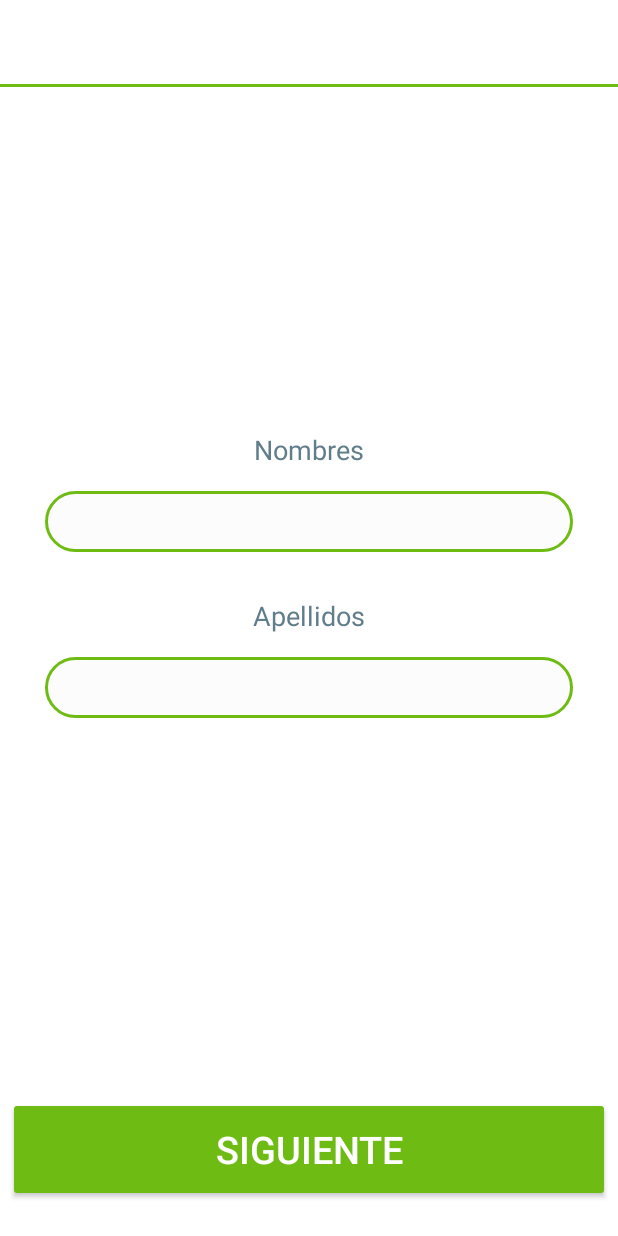
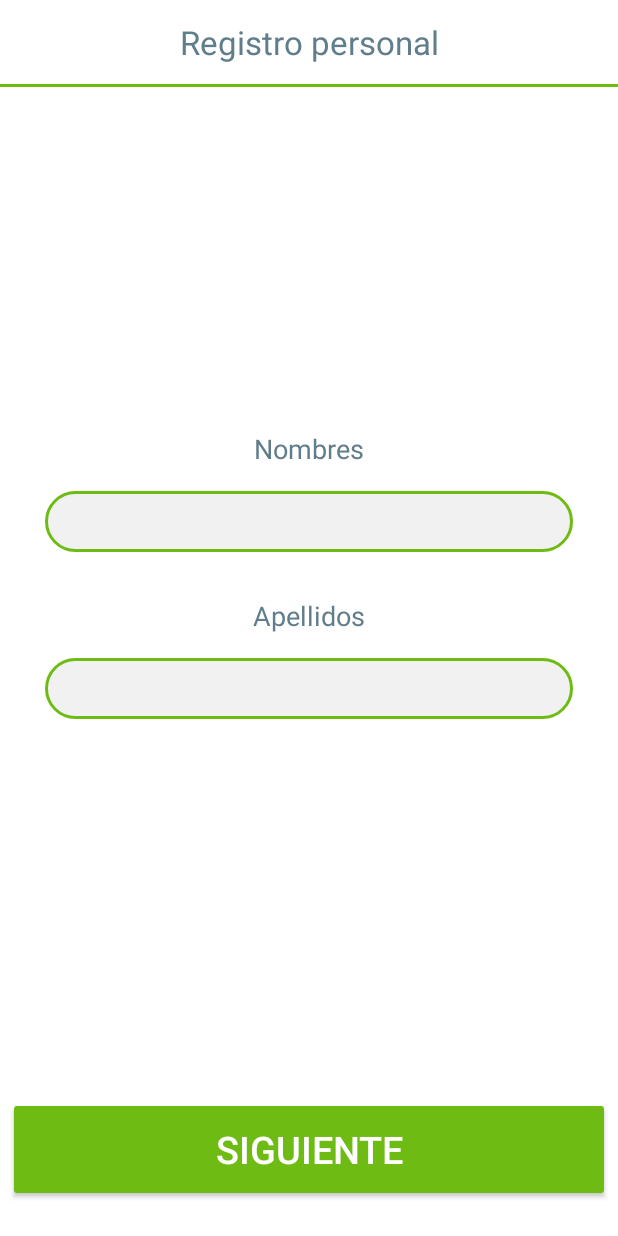
Before and after one commit to guardianempresa/GuardianRoute, an Android app: the PersonalDataActivity screen opened directly, with no data from a screen before it, on a phone screen of 412 x 824 dp. Run offline under Robolectric (Android 15) with nearby library versions, the phone set to English and light mode, and no system bars; our stand-ins replace Firebase (no records; nobody signed in at launch, a user with empty details on screens opened directly); libraries missing offline, so code that uses them is left out: es.dmoral.toasty.

Commit message:
Actualizacion codigo logueo Actualiazacion pantalla de transicion Terminada pantalla de Numero telefonico con validaciones de campo y toasty personalizados, ya sube y crea la base de datos. Actualizada pantalla de nombres y actualiza a la base de datos datadriver

```diff
--- a/app/src/main/java/com/controlderuta/guardianroute/PersonalDataActivity.java
+++ b/app/src/main/java/com/controlderuta/guardianroute/PersonalDataActivity.java
@@ -1,13 +1,120 @@
 package com.controlderuta.guardianroute;
 
+import android.content.Intent;
+import android.support.v4.content.ContextCompat;
 import android.support.v7.app.AppCompatActivity;
 import android.os.Bundle;
+import android.view.View;
+import android.widget.Button;
+import android.widget.EditText;
+import android.widget.Toast;
+
+import com.google.firebase.auth.FirebaseAuth;
+import com.google.firebase.auth.FirebaseUser;
+import com.google.firebase.database.DatabaseReference;
+import com.google.firebase.database.FirebaseDatabase;
+
+import es.dmoral.toasty.Toasty;
 
 public class PersonalDataActivity extends AppCompatActivity {
+
+    Button btnSigPerson;
+    EditText edtNameDriver;
+    EditText edtLastNameDriver;
+    String nameconductor;
+    String lastnameconductor;
+    int a=0,b=0;
+    int autovalidador;
+
+    //firebase var
+
+    DatabaseReference databaseReference;
+    String PruUid; //key no llave generada por google
+
 
     @Override
     protected void onCreate(Bundle savedInstanceState) {
         super.onCreate(savedInstanceState);
         setContentView(R.layout.activity_personal_data);
+
+        btnSigPerson        = (Button)findViewById(R.id.btnSigPersonal);
+        edtNameDriver       = (EditText)findViewById(R.id.namePerson);
+        edtLastNameDriver   = (EditText)findViewById(R.id.lastnamePerson);
+
+        databaseReference = FirebaseDatabase.getInstance().getReference();//obtiene el enlace de la db "ejemplos-android:"
+        FirebaseUser user = FirebaseAuth.getInstance().getCurrentUser();//Para extraeerr el Uid del cliente
+        PruUid=user.getUid(); //Guardamos Uid en variable
+
+        btnSigPerson.setOnClickListener(new View.OnClickListener() {
+            @Override
+            public void onClick(View v) {
+
+
+                nameconductor       = edtNameDriver.getText().toString();
+                lastnameconductor   = edtLastNameDriver.getText().toString();
+
+                if (nameconductor.equals("")){
+                    a=0;
+                    Toasty.Config.getInstance() //Configuracion del toasty
+
+                            .setInfoColor(ContextCompat.getColor(getApplicationContext(),R.color.colorPrimaryDark)) //Color de relleno
+                            .setTextColor(ContextCompat.getColor(getApplicationContext(),R.color.colorWhite))  //Color de letra
+                            .apply();
+
+                    Toasty.info(PersonalDataActivity.this,getText(R.string.validadorpersonalnamevacio), Toast.LENGTH_SHORT, true).show();//info del toasty
+
+                }else {
+                    a=1;
+                }
+
+                if (lastnameconductor.equals("")){
+                    b=0;
+                    Toasty.Config.getInstance() //Configuracion del toasty
+
+                            .setInfoColor(ContextCompat.getColor(getApplicationContext(),R.color.colorPrimaryDark)) //Color de relleno
+                            .setTextColor(ContextCompat.getColor(getApplicationContext(),R.color.colorWhite))  //Color de letra
+                            .apply();
+
+                    Toasty.info(PersonalDataActivity.this,getText(R.string.validadorpersonallastnamevacio), Toast.LENGTH_SHORT, true).show();//info del toasty
+
+                }else {
+                    b=1;
+                }
+
+                autovalidador=a+b;
+
+
+
+
+                if (autovalidador==2){
+
+                    //como la base de datos ya aesta creada en el activity anterior solo refresacamos los datos de nombre y apellidosllegando al nodo
+
+                    DatabaseReference ref =FirebaseDatabase.getInstance().getReference();
+                    DatabaseReference mensajeRef = ref.child("datadriver").child(PruUid).child("lastnameconductor");
+                    mensajeRef.setValue(lastnameconductor);
+
+                    DatabaseReference mensajeRef2 = ref.child("datadriver").child(PruUid).child("nameconductor");
+                    mensajeRef2.setValue(nameconductor);
+
+
+                    Intent intent = new Intent(PersonalDataActivity.this, IdCarActivity.class);
+                    startActivity(intent);
+                    finish();
+
+                }else {
+                    Toasty.Config.getInstance() //Configuracion del toasty
+
+                            .setInfoColor(ContextCompat.getColor(getApplicationContext(),R.color.colorBottonFloat)) //Color de relleno
+                            .setTextColor(ContextCompat.getColor(getApplicationContext(),R.color.colorWhite))  //Color de letra
+                            .apply();
+
+                    Toasty.info(PersonalDataActivity.this,getText(R.string.validadorpersonal), Toast.LENGTH_SHORT, true).show();//info del toasty
+                }
+            }
+
+        });
+
+
     }
 }
--- a/app/src/main/res/layout/activity_personal_data.xml
+++ b/app/src/main/res/layout/activity_personal_data.xml
@@ -16,23 +16,30 @@
 
 
         <android.support.v7.widget.Toolbar
-            android:id="@+id/toolbarPersonalData"
+            android:id="@+id/toolbarWhite"
             android:layout_width="match_parent"
             android:layout_height="?attr/actionBarSize"
             android:background="@color/colorWhite"
-            android:textAlignment="center"
-            android:title="Registro telefónico"
-            android:titleTextColor="@color/colorAccent"
-            app:popupTheme="@style/AppTheme.PopupOverlay"
+            app:popupTheme="@style/AppTheme.PopupOverlay" >
 
-            tools:title="Hola todos"
-            tools:titleTextColor="Textolone" />
+            <TextView
+                android:id="@+id/toolbar_title"
+                android:layout_width="wrap_content"
+                android:layout_height="wrap_content"
+                android:text="@string/toolbartitlepersonal"
+                android:textColor="@color/colorAccent"
+                android:textSize="@dimen/letter22dp"
+                android:layout_gravity="center" />
+
+        </android.support.v7.widget.Toolbar>
 
         <LinearLayout
 
             android:layout_width="match_parent"
-            android:layout_height="2dp"
-            android:background="@color/colorPrimaryDark"></LinearLayout>
+            android:layout_height="@dimen/windtline2dp"
+            android:background="@color/colorPrimaryDark">
+
+        </LinearLayout>
 
 
         <LinearLayout
@@ -52,45 +59,44 @@
                 <TextView
                     android:layout_width="wrap_content"
                     android:layout_height="wrap_content"
-                    android:layout_marginBottom="15dp"
-                    android:text="Nombres"
+                    android:layout_marginBottom="@dimen/margin16dp"
+                    android:text="@string/textnamedriver"
                     android:textColor="@color/colorAccent"
-                    android:textSize="18dp" />
+                    android:textSize="@dimen/principalletter18dp" />
 
                 <EditText
                     android:id="@+id/namePerson"
                     android:layout_width="match_parent"
                     android:layout_height="wrap_content"
-                    android:layout_marginLeft="30dp"
-                    android:layout_marginRight="30dp"
-                    android:layout_marginBottom="30dp"
+                    android:layout_marginLeft="@dimen/margin30dp"
+                    android:layout_marginRight="@dimen/margin30dp"
+                    android:layout_marginBottom="@dimen/margin30dp"
                     android:background="@drawable/edittextform"
                     android:textAlignment="center"
-                    android:textSize="18dp"
-
+                    android:textSize="@dimen/principalletter18dp"
                     />
 
                 <TextView
                     android:layout_width="wrap_content"
                     android:layout_height="wrap_content"
-                    android:layout_marginBottom="15dp"
-                    android:text="Apellidos"
+                    android:layout_marginBottom="@dimen/margin16dp"
+                    android:text="@string/textlastnamedriver"
                     android:textColor="@color/colorAccent"
-                    android:textSize="18dp" />
+                    android:textSize="@dimen/principalletter18dp" />
+
 
                 <EditText
                     android:id="@+id/lastnamePerson"
                     android:layout_width="match_parent"
                     android:layout_height="wrap_content"
-                    android:layout_marginLeft="30dp"
-                    android:layout_marginRight="30dp"
+                    android:layout_marginLeft="@dimen/margin30dp"
+                    android:layout_marginRight="@dimen/margin30dp"
                     android:background="@drawable/edittextform"
                     android:textAlignment="center"
-                    android:textSize="18dp"
+                    android:textSize="@dimen/principalletter18dp"
                     />
+            </LinearLayout>
 
-
-            </LinearLayout>
 
             <LinearLayout
                 android:layout_width="match_parent"
@@ -101,14 +107,14 @@
                 android:orientation="vertical">
 
                 <Button
-                    android:id="@+id/btnSigPhone"
+                    android:id="@+id/btnSigPersonal"
                     android:layout_width="match_parent"
-                    android:layout_height="70dp"
-                    android:layout_marginLeft="5dp"
-                    android:layout_marginRight="5dp"
-                    android:text="siguiente"
+                    android:layout_height="@dimen/margin70dp"
+                    android:layout_marginLeft="@dimen/margin5dp"
+                    android:layout_marginRight="@dimen/margin5dp"
+                    android:text="@string/buttomnext"
                     android:textAlignment="center"
-                    android:textSize="25dp"
+                    android:textSize="@dimen/letter25dp"
                     android:theme="@style/RaisedButtonDark" />
 
             </LinearLayout>
--- a/app/src/main/res/layout/activity_phone.xml
+++ b/app/src/main/res/layout/activity_phone.xml
@@ -97,7 +97,7 @@
                     android:layout_height="@dimen/margin70dp"
                     android:layout_marginLeft="@dimen/margin5dp"
                     android:layout_marginRight="@dimen/margin5dp"
-                    android:text="siguiente"
+                    android:text="@string/buttomnext"
                     android:textAlignment="center"
                     android:textSize="@dimen/letter25dp"
                     android:theme="@style/RaisedButtonDark" />
--- a/app/src/main/res/values/colors.xml
+++ b/app/src/main/res/values/colors.xml
@@ -1,5 +1,6 @@
 <?xml version="1.0" encoding="utf-8"?>
 <resources>
+
     <color name="colorPrimary"> #8BC34A</color>
     <color name="colorPrimaryDark">#6EBC13</color>
     <color name="colorPrimarylight">#DCEDC8</color>
@@ -9,7 +10,7 @@
     <color name="colorAccent">#607D8B</color>
     <color name="colorWhite">#FFFFFF</color>
     <color name="colorBottonFloat">#beb913</color>
-    <color name="colorEditText">#FCFCFC</color>
+    <color name="colorEditText">#F1F1F1</color>
 
 
 </resources>
--- a/app/src/main/res/values/strings.xml
+++ b/app/src/main/res/values/strings.xml
@@ -22,13 +22,22 @@
     <string name="transitionintro">Te ayudamos a hacer la diferencia en el servicio de transporte escolar y empresarial, controlando, coordinando y gestionando, de forma ágil y efectiva.</string>
     <string name="validadorphone">Este número de celular tiene errores, verifíquelo para poder continuar.</string>
     <string name="validadorphonezero">Debe incluir su número de celular.</string>
+    <string name="validadorpersonalnamevacio">Debe registrar sus nombres.</string>
+    <string name="validadorpersonallastnamevacio">Debe registrar sus apellidos.</string>
+    <string name="validadorpersonal">Debe registrar la totalidad de los espacios.</string>
+
+
     <string name="textviewphone">Número de celular</string>
+    <string name="textnamedriver">Nombres</string>
+    <string name="textlastnamedriver">Apellidos</string>
 
 
 
     <!--Title-->
 
     <string name="toolbartitlephone">Registro telefónico</string>
+    <string name="toolbartitlepersonal">Registro personal</string>
+    <string name="buttomnext">SIGUIENTE</string>
 
 
 </resources>
```
Also changed, not shown: 36 other files.
